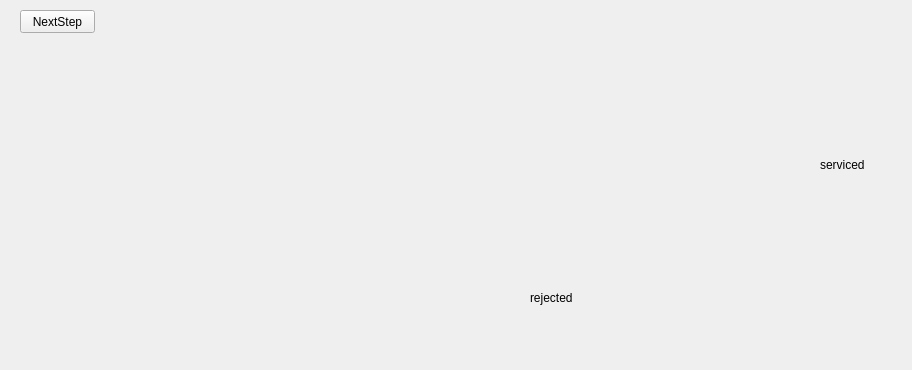
First picture: the form in StepModeWindow.ui, repository shevtsov200/QueueingSystem, before the edit.
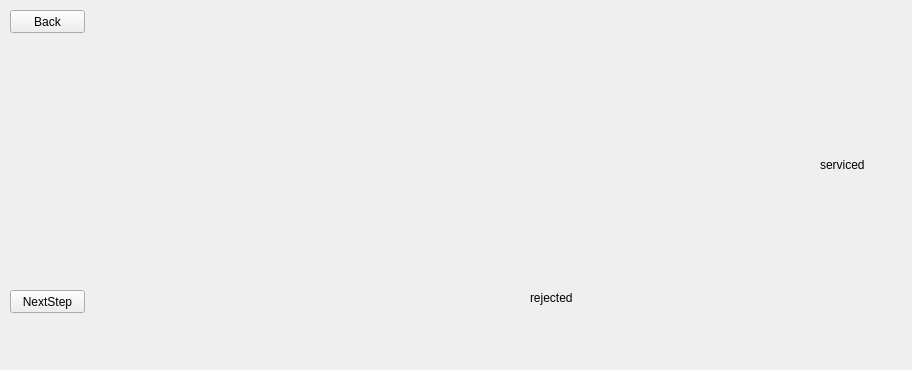
Second picture: the form after the edit.

Commit message: Add back button to step mode screen.

What changed in the file:
```diff
--- a/StepModeWindow.ui
+++ b/StepModeWindow.ui
@@ -22,8 +22,8 @@
   <widget class="QPushButton" name="nextStepButton">
    <property name="geometry">
     <rect>
-     <x>20</x>
-     <y>10</y>
+     <x>10</x>
+     <y>290</y>
      <width>75</width>
      <height>23</height>
     </rect>
@@ -103,6 +103,19 @@
     <string>serviced</string>
    </property>
   </widget>
+  <widget class="QPushButton" name="backButton">
+   <property name="geometry">
+    <rect>
+     <x>10</x>
+     <y>10</y>
+     <width>75</width>
+     <height>23</height>
+    </rect>
+   </property>
+   <property name="text">
+    <string>Back</string>
+   </property>
+  </widget>
  </widget>
  <resources/>
  <connections/>
```
The commit also changes 9 other files.
